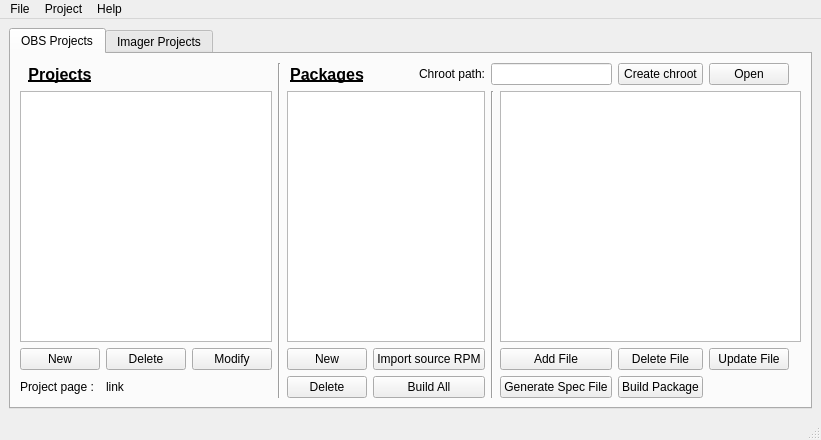
ronan22/obs-light, file src/ObsLightGui/ui/obsLightMain.ui: the form before one commit.
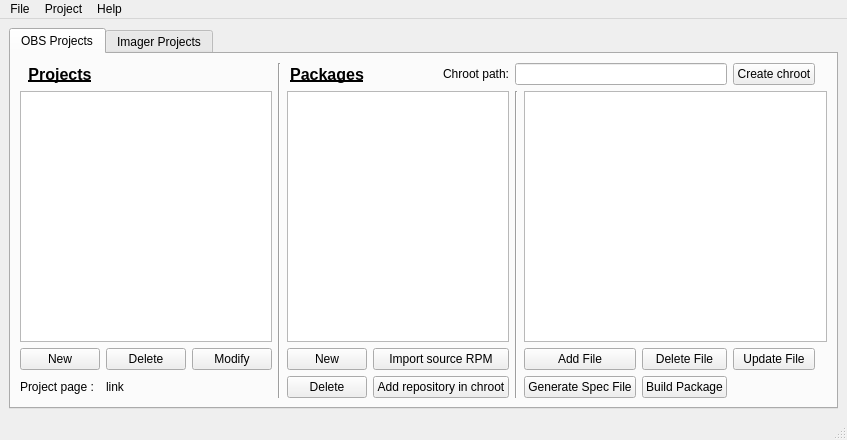
The form after the commit.

Commit message: - merged open and create chroot buttons - implemented "Add repository in chroot" button

```diff
--- a/src/ObsLightGui/ui/obsLightMain.ui
+++ b/src/ObsLightGui/ui/obsLightMain.ui
@@ -154,7 +154,7 @@
           </property>
          </widget>
         </item>
-        <item row="0" column="7" colspan="2">
+        <item row="0" column="7" colspan="3">
          <widget class="QLineEdit" name="chrootPathLineEdit">
           <property name="readOnly">
            <bool>true</bool>
@@ -175,17 +175,10 @@
           </property>
          </widget>
         </item>
-        <item row="0" column="10">
-         <widget class="QPushButton" name="openChrootButton">
-          <property name="text">
-           <string>Open</string>
-          </property>
-         </widget>
-        </item>
         <item row="3" column="5">
          <widget class="QPushButton" name="buildAllPackagesButton">
           <property name="text">
-           <string>Build All</string>
+           <string>Add repository in chroot</string>
           </property>
          </widget>
         </item>
@@ -255,7 +248,7 @@
           </property>
          </widget>
         </item>
-        <item row="0" column="9">
+        <item row="0" column="10">
          <widget class="QPushButton" name="createChrootButton">
           <property name="text">
            <string>Create chroot</string>
```
Left out of the diff: 2 changed lines with no effect on the pictures. The commit also changes 2 other files.
